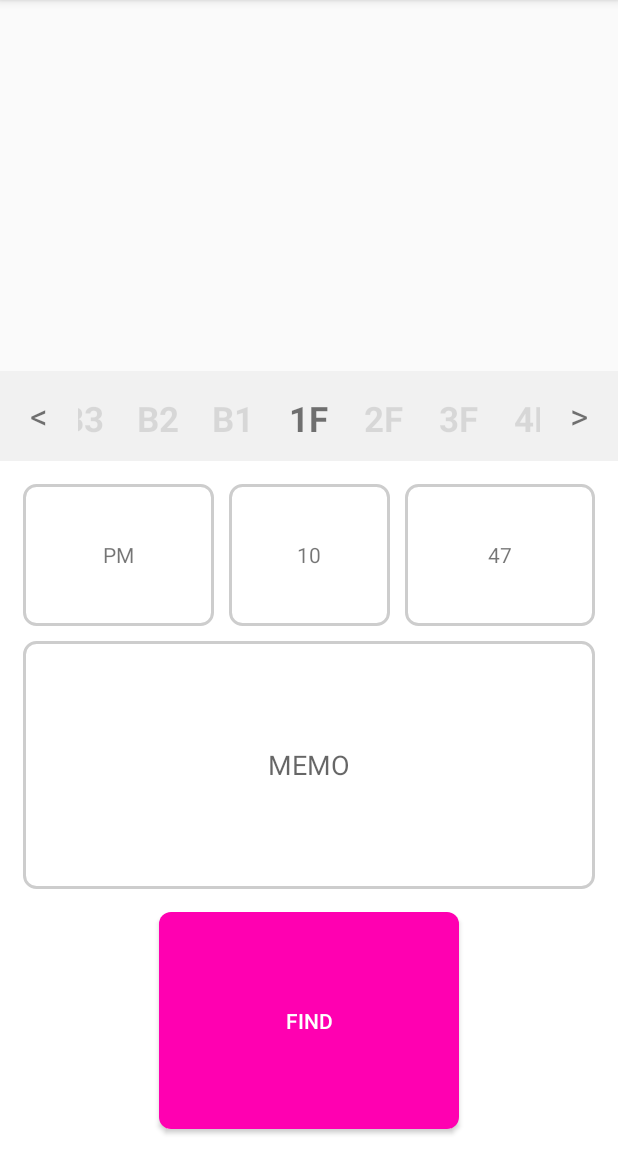
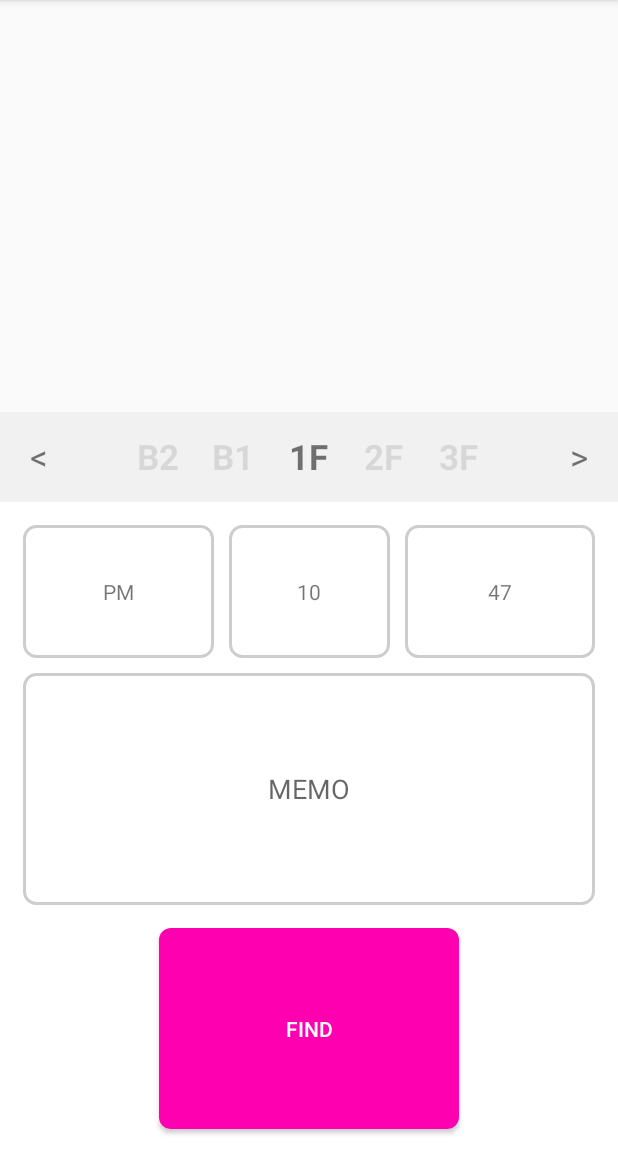
Before and after one commit to hee4245/Parking, an Android app: the screen it shows after launch (MainActivity), after a tap on "PARKING", on a phone screen of 412 x 824 dp, the part 84-1236 px from its top. Run offline under Robolectric (Android 15) with nearby library versions, the phone set to English and light mode, and no system bars; our stand-ins replace AdMob, ButterKnife.

Commit message:
fix admit keyboard bug + layout refactoring

```diff
--- a/app/src/main/AndroidManifest.xml
+++ b/app/src/main/AndroidManifest.xml
@@ -21,7 +21,8 @@
         <meta-data android:name="com.google.android.gms.version" android:value="@integer/google_play_services_version" />
         <activity
             android:name=".activity.MainActivity"
-            android:label="@string/app_name" >
+            android:label="@string/app_name"
+            android:windowSoftInputMode="adjustPan">
             <intent-filter>
                 <action android:name="android.intent.action.MAIN" />
 
--- a/app/src/main/java/com/bug/parking/activity/MainActivity.java
+++ b/app/src/main/java/com/bug/parking/activity/MainActivity.java
@@ -15,6 +15,7 @@ import android.widget.Button;
 import android.widget.EditText;
 import android.widget.FrameLayout;
 import android.widget.ImageView;
+import android.widget.LinearLayout;
 import android.widget.RelativeLayout;
 
 import com.bug.parking.R;
@@ -23,6 +24,7 @@ import com.bug.parking.camera.CameraPreview;
 import com.bug.parking.camera.MyCamera;
 import com.bug.parking.data.FloorData;
 import com.bug.parking.widget.MyWidgetProvider;
+import com.google.android.gms.ads.AdListener;
 import com.google.android.gms.ads.AdRequest;
 import com.google.android.gms.ads.AdView;
 
@@ -32,7 +34,7 @@ import butterknife.*;
 public class MainActivity extends AppCompatActivity {
     private MyCamera myCamera;
     private CameraPreview cameraPreview;
-    private float whratio = 3.0f / 5.0f;
+    private float whratio = 2.0f / 3.0f;
     private boolean pictureTaking = false;
     private boolean pictureTaken = false;
     private boolean parked = false;
@@ -49,9 +51,11 @@ public class MainActivity extends AppCompatActivity {
     protected EditText memoController;
     @Bind(R.id.parking)
     protected Button parkingButton;
+    @Bind(R.id.adView)
+    protected AdView adView;
 
     public interface Callback {
-        public void callback();
+        void callback();
     }
 
     @Override
@@ -126,9 +130,17 @@ public class MainActivity extends AppCompatActivity {
     }
 
     private void initAD() {
-        AdView mAdView = (AdView) findViewById(R.id.adView);
+        adView.setAdListener(new AdListener() {
+            @Override
+            public void onAdLoaded() {
+                super.onAdLoaded();
+
+//                RelativeLayout.LayoutParams params = new RelativeLayout.LayoutParams(100, 50);
+//                adView.setLayoutParams(params);
+            }
+        });
         AdRequest adRequest = new AdRequest.Builder().addTestDevice("F65DD339F469FA0EEC3E6EB7924A1FA9").build();
-        mAdView.loadAd(adRequest);
+        adView.loadAd(adRequest);
     }
 
     // picture
--- a/app/src/main/java/com/bug/parking/adapter/FloorAdapter.java
+++ b/app/src/main/java/com/bug/parking/adapter/FloorAdapter.java
@@ -13,10 +13,9 @@ public class FloorAdapter extends AbstractWheelTextAdapter {
     private String floors[];
 
     public FloorAdapter(Context context, String[] floors) {
-        super(context, R.layout.floor_item, NO_RESOURCE);
+        super(context, R.layout.floor_item, R.id.floorText);
 
         this.floors = floors;
-        setItemTextResource(R.id.floorText);
     }
 
     @Override
--- a/app/src/main/java/com/bug/parking/camera/MyCamera.java
+++ b/app/src/main/java/com/bug/parking/camera/MyCamera.java
@@ -67,6 +67,8 @@ public class MyCamera {
 
                     Bitmap bitmap = BitmapFactory.decodeByteArray(data, 0, data.length);
                     Bitmap cropedBitmap = Bitmap.createBitmap(bitmap, 0, 0, bitmap.getHeight() * 3 / 5, bitmap.getHeight(), matrix, true);
+//                    Toast.makeText(context, ""+bitmap.getWidth()+","+bitmap.getHeight(), Toast.LENGTH_LONG).show();
+//                    Bitmap cropedBitmap = Bitmap.createBitmap(bitmap, 0, 0, bitmap.getWidth(), bitmap.getHeight(), matrix, true);
                     cropedBitmap.compress(Bitmap.CompressFormat.JPEG, 100, fos);
 
 //                    fos.write(data);
--- a/app/src/main/res/layout/activity_main.xml
+++ b/app/src/main/res/layout/activity_main.xml
@@ -1,7 +1,7 @@
 <RelativeLayout xmlns:android="http://schemas.android.com/apk/res/android"
+    xmlns:ads="http://schemas.android.com/apk/res-auto"
+    xmlns:app="http://schemas.android.com/apk/res-auto"
     xmlns:tools="http://schemas.android.com/tools"
-    xmlns:app="http://schemas.android.com/apk/res-auto"
-    xmlns:ads="http://schemas.android.com/apk/res-auto"
     android:layout_width="match_parent"
     android:layout_height="match_parent"
     tools:context=".MainActivity">
@@ -11,10 +11,6 @@
         android:layout_width="match_parent"
         android:layout_height="wrap_content"
         android:layout_alignParentTop="true" />
-
-    <RelativeLayout
-        android:layout_width="match_parent"
-        android:layout_height="match_parent">
 
     <FrameLayout
         android:id="@+id/cameraLayout"
@@ -36,31 +32,34 @@
             android:background="@color/transparent" />
     </FrameLayout>
 
-        /* AdView */
     <RelativeLayout
-            android:id="@+id/adLayout"
         android:layout_width="match_parent"
-            android:layout_height="wrap_content"
-            android:layout_alignParentBottom="true"
+        android:layout_height="match_parent"
+        android:layout_below="@id/cameraLayout"
         android:background="@color/white">
 
         <com.google.android.gms.ads.AdView
             android:id="@+id/adView"
             android:layout_width="wrap_content"
             android:layout_height="wrap_content"
+            android:layout_alignParentBottom="true"
             android:layout_centerHorizontal="true"
             ads:adSize="BANNER"
-                ads:adUnitId="@string/banner_ad_unit_id">
-            </com.google.android.gms.ads.AdView>
+            ads:adUnitId="@string/banner_ad_unit_id" />
 
-        </RelativeLayout>
+        <RelativeLayout
+            android:id="@+id/controllers"
+            android:layout_width="match_parent"
+            android:layout_height="match_parent"
+            android:layout_alignParentTop="true"
+            android:layout_above="@id/adView"
+            android:background="@color/white">
 
-        /* floor */
             <RelativeLayout
                 android:id="@+id/floor"
-            android:layout_below="@id/cameraLayout"
                 android:layout_width="match_parent"
-            android:layout_height="60dp"
+                android:layout_height="@dimen/floor_height"
+                android:layout_alignParentTop="true"
                 android:background="@color/light_gray_background">
 
                 <TextView
@@ -68,104 +67,103 @@
                     android:layout_width="wrap_content"
                     android:layout_height="match_parent"
                     android:layout_alignParentLeft="true"
+                    android:gravity="center"
                     android:paddingLeft="20dp"
                     android:paddingRight="20dp"
-                android:gravity="center"
-                android:textSize="23dp"
-                android:text="&lt;" />
+                    android:text="@string/left_angle"
+                    android:textSize="23dp" />
 
                 <TextView
                     android:id="@+id/rightAngle"
                     android:layout_width="wrap_content"
                     android:layout_height="match_parent"
                     android:layout_alignParentRight="true"
+                    android:gravity="center"
                     android:paddingLeft="20dp"
                     android:paddingRight="20dp"
-                android:gravity="center"
-                android:textSize="23dp"
-                android:text="&gt;" />
+                    android:text="@string/right_angle"
+                    android:textSize="23dp" />
 
                 <RelativeLayout
                     android:layout_width="match_parent"
                     android:layout_height="match_parent"
-                android:layout_toRightOf="@id/leftAngle"
-                android:layout_toLeftOf="@id/rightAngle">
+                    android:layout_toLeftOf="@id/rightAngle"
+                    android:layout_toRightOf="@id/leftAngle">
 
                     <antistatic.spinnerwheel.WheelHorizontalView
                         android:id="@+id/floorController"
-                    app:isAllVisible="true"
                         android:layout_width="match_parent"
                         android:layout_height="wrap_content"
-                    android:layout_centerVertical="true" />
+                        android:layout_centerVertical="true"/>
 
                 </RelativeLayout>
 
             </RelativeLayout>
 
-        /* 시간설정, 메모, parking */
-        <RelativeLayout
+            <LinearLayout
                 android:layout_width="match_parent"
                 android:layout_height="match_parent"
                 android:layout_below="@id/floor"
-            android:layout_above="@id/adLayout"
-            android:background="@color/white">
-            <LinearLayout
-                android:layout_width="match_parent"
-                android:layout_height="match_parent"
-                android:orientation="vertical"
-                android:gravity="center"
-                android:layout_marginTop="15dp"
                 android:layout_marginLeft="15dp"
                 android:layout_marginRight="15dp"
-                >
+                android:layout_marginTop="15dp"
+                android:gravity="center"
+                android:orientation="vertical">
+
                 <LinearLayout
                     android:layout_width="match_parent"
                     android:layout_height="match_parent"
                     android:layout_weight="1.3"
-                    android:orientation="horizontal"
-                    android:gravity="center">
+                    android:gravity="center"
+                    android:orientation="horizontal">
+
                     <TextView
                         android:layout_width="match_parent"
                         android:layout_height="match_parent"
                         android:layout_weight="1"
+                        android:background="@drawable/memo"
                         android:gravity="center"
-                        android:text="PM"
-                        android:background="@drawable/memo"/>
+                        android:text="PM" />
+
+                    <TextView
+                        android:layout_width="match_parent"
+                        android:layout_height="match_parent"
+                        android:layout_marginLeft="10dp"
+                        android:layout_marginRight="10dp"
+                        android:layout_weight="1"
+                        android:background="@drawable/memo"
+                        android:gravity="center"
+                        android:text="10" />
+
                     <TextView
                         android:layout_width="match_parent"
                         android:layout_height="match_parent"
                         android:layout_weight="1"
-                        android:layout_marginLeft="10dp"
-                        android:layout_marginRight="10dp"
+                        android:background="@drawable/memo"
                         android:gravity="center"
-                        android:text="10"
-                        android:background="@drawable/memo"/>
-                    <TextView
-                        android:layout_width="match_parent"
-                        android:layout_height="match_parent"
-                        android:layout_weight="1"
-                        android:gravity="center"
-                        android:text="47"
-                        android:background="@drawable/memo"/>
+                        android:text="47" />
                 </LinearLayout>
+
                 <EditText
                     android:id="@+id/memo"
                     android:layout_width="match_parent"
                     android:layout_height="match_parent"
+                    android:layout_marginTop="10dp"
                     android:layout_weight="1"
-                    android:layout_marginTop="10dp"
+                    android:background="@drawable/memo"
                     android:gravity="center"
-                    android:hint="MEMO"
-                    android:background="@drawable/memo"/>
+                    android:hint="MEMO" />
+
                 <Button
                     android:id="@+id/parking"
                     android:layout_width="200dp"
                     android:layout_height="match_parent"
+                    android:layout_margin="15dp"
                     android:layout_weight="1"
-                    android:text="PARKING"
                     android:background="@drawable/parking"
+                    android:text="@string/parking"
                     android:textColor="@color/white"
-                    android:layout_margin="15dp"/>
+                    android:textAllCaps="true"/>
             </LinearLayout>
         </RelativeLayout>
     </RelativeLayout>
--- a/app/src/main/res/layout/floor_item.xml
+++ b/app/src/main/res/layout/floor_item.xml
@@ -3,6 +3,6 @@
     xmlns:android="http://schemas.android.com/apk/res/android"
     android:id="@+id/floorText"
     android:layout_width="50dp"
-    android:layout_height="50dp"
+    android:layout_height="match_parent"
     android:gravity="center"
     android:textSize="23sp" />
--- a/app/src/main/res/values/dimens.xml
+++ b/app/src/main/res/values/dimens.xml
@@ -1,5 +1,7 @@
 <resources>
     <!-- Default screen margins, per the Android Design guidelines. -->
+    <dimen name="floor_height">60dp</dimen>
+
     <dimen name="activity_horizontal_margin">16dp</dimen>
     <dimen name="activity_vertical_margin">16dp</dimen>
     <dimen name="widget_margin">8dp</dimen>
--- a/app/src/main/res/values/strings.xml
+++ b/app/src/main/res/values/strings.xml
@@ -4,6 +4,8 @@
     <string name="action_settings">Settings</string>
     <string name="parking">Parking</string>
     <string name="find">Find</string>
+    <string name="left_angle">&lt;</string>
+    <string name="right_angle">&gt;</string>
 
     <string name="banner_ad_unit_id">ca-app-pub-3940256099942544/6300978111</string>
     <!--<string name="banner_ad_unit_id">ca-app-pub-9845757682101781/7194842878</string>-->
```
Lines whose indentation alone changed are shown as unchanged.
